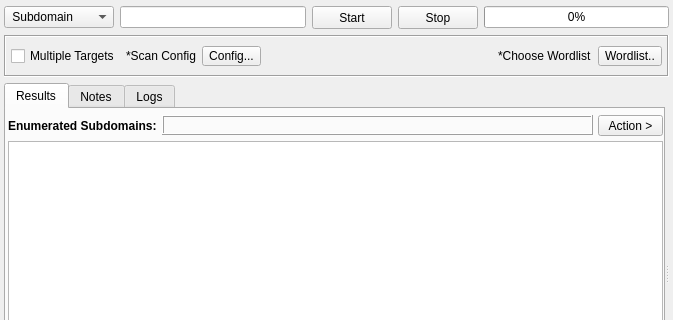
Old version of the form sub3suite/src/engines/brute/Brute.ui in the repository 3nock/OTE; both pictures show x 0 to 673 and y 0 to 320 of the 673 by 463 pixel window.
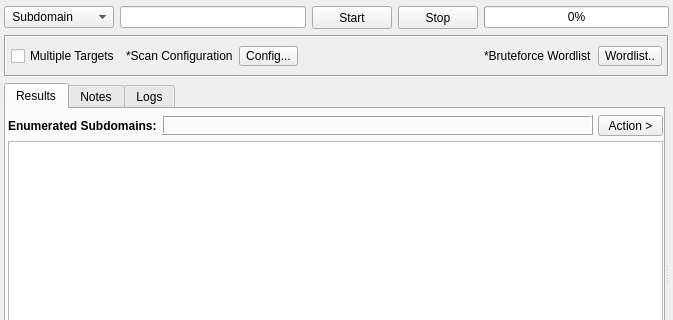
New version of the form. Custom widgets are drawn as their Qt base class.

Commit message: working on brute engine

The edit to the form file:
```diff
--- a/sub3suite/src/engines/brute/Brute.ui
+++ b/sub3suite/src/engines/brute/Brute.ui
@@ -199,7 +199,7 @@
       <item>
        <widget class="QLabel" name="label">
         <property name="text">
-         <string>*Scan Config</string>
+         <string>*Scan Configuration</string>
         </property>
        </widget>
       </item>
@@ -233,18 +233,9 @@
        </spacer>
       </item>
       <item>
-       <widget class="QLabel" name="label_11">
-        <property name="sizePolicy">
-         <sizepolicy hsizetype="Maximum" vsizetype="Maximum">
-          <horstretch>0</horstretch>
-          <verstretch>0</verstretch>
-         </sizepolicy>
-        </property>
-        <property name="styleSheet">
-         <string notr="true"/>
-        </property>
+       <widget class="QLabel" name="label_2">
         <property name="text">
-         <string>*Choose Wordlist</string>
+         <string>*Bruteforce Wordlist</string>
         </property>
        </widget>
       </item>
```
The commit also changes 14 other files.
